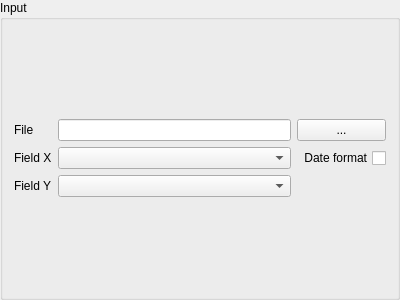
Old version of the form epipy/ui/view/inputgroupbox.ui in the repository ckaus/EpiPy.
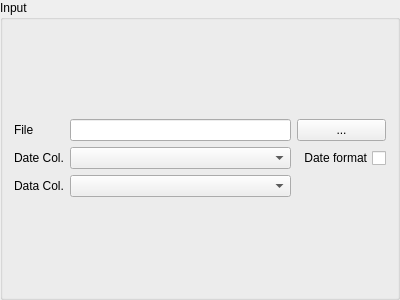
New version of the form.

Commit message: improve gui: read csv file

```diff
--- a/epipy/ui/view/inputgroupbox.ui
+++ b/epipy/ui/view/inputgroupbox.ui
@@ -25,14 +25,14 @@
      <item row="3" column="0">
       <widget class="QLabel" name="field_y_label">
        <property name="text">
-        <string>Field Y</string>
+        <string>Data Col.</string>
        </property>
       </widget>
      </item>
      <item row="1" column="0">
       <widget class="QLabel" name="field_x_label">
        <property name="text">
-        <string>Field X</string>
+        <string>Date Col.</string>
        </property>
       </widget>
      </item>
```
Left out of the diff: 10 changed lines with no effect on the pictures. The commit also changes 5 other files.
